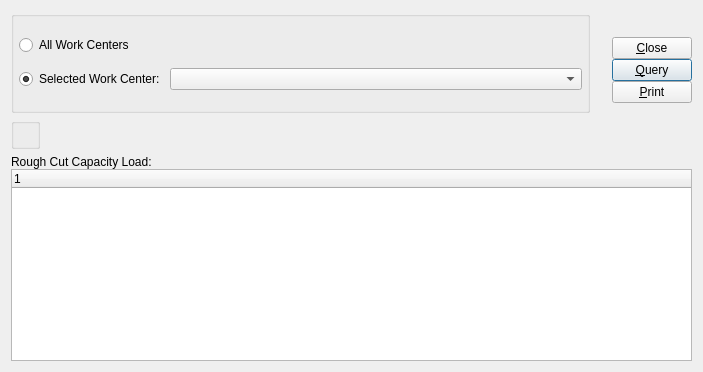
Old version of the form xtuple/trunk/guiclient/dspRoughCutByWorkCenter.ui in the repository WooodHead/xtuple.
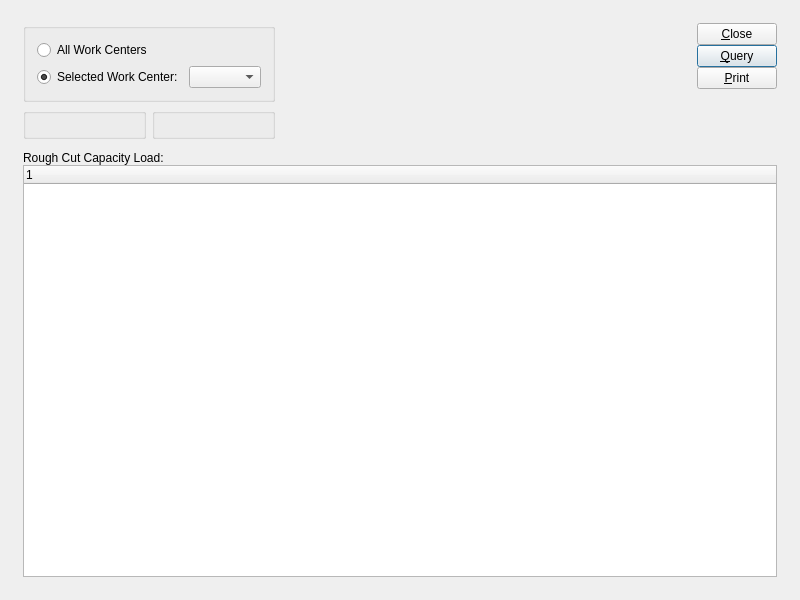
New version of the form. Custom widgets are drawn as their Qt base class.

The edit to the form file:
```diff
--- a/xtuple/trunk/guiclient/dspRoughCutByWorkCenter.ui
+++ b/xtuple/trunk/guiclient/dspRoughCutByWorkCenter.ui
@@ -13,66 +13,40 @@
    <rect>
     <x>0</x>
     <y>0</y>
-    <width>703</width>
-    <height>372</height>
+    <width>800</width>
+    <height>600</height>
    </rect>
   </property>
   <property name="windowTitle" >
    <string>Rough Cut Capacity Plan by Work Center</string>
   </property>
-   <layout class="QVBoxLayout" >
-    <item>
-     <layout class="QHBoxLayout" >
+  <layout class="QGridLayout" name="gridLayout_6" >
+   <item row="0" column="0" >
+    <layout class="QGridLayout" name="gridLayout_5" >
       <property name="margin" >
-       <number>0</number>
+      <number>12</number>
       </property>
       <property name="spacing" >
-       <number>7</number>
-      </property>
+      <number>12</number>
+     </property>
+     <item row="0" column="0" >
+      <layout class="QHBoxLayout" name="horizontalLayout_2" >
       <item>
-       <layout class="QVBoxLayout" >
-        <property name="margin" >
-         <number>0</number>
-        </property>
-        <property name="spacing" >
-         <number>5</number>
-        </property>
-        <item>
-         <layout class="QHBoxLayout" >
-          <property name="margin" >
-           <number>0</number>
-          </property>
-          <property name="spacing" >
-           <number>5</number>
-          </property>
-          <item>
+        <layout class="QGridLayout" name="gridLayout_4" >
+         <item row="0" column="0" colspan="2" >
            <widget class="QGroupBox" name="_workCenterGroup" >
             <property name="title" >
              <string/>
             </property>
-            <layout class="QVBoxLayout" >
-             <property name="margin" >
-              <number>5</number>
-             </property>
-             <property name="spacing" >
-              <number>0</number>
-             </property>
-             <item>
+           <layout class="QGridLayout" name="gridLayout_2" >
+            <item row="0" column="0" colspan="2" >
               <widget class="QRadioButton" name="_allWorkCenters" >
                <property name="text" >
                 <string>All Work Centers</string>
                </property>
               </widget>
              </item>
-             <item>
-              <layout class="QHBoxLayout" >
-               <property name="margin" >
-                <number>0</number>
-               </property>
-               <property name="spacing" >
-                <number>5</number>
-               </property>
-               <item>
+            <item row="1" column="0" >
                 <widget class="QRadioButton" name="_selectedWorkCenter" >
                  <property name="text" >
                   <string>Selected Work Center:</string>
@@ -82,15 +56,15 @@
                  </property>
                 </widget>
                </item>
+            <item row="1" column="1" >
+             <layout class="QHBoxLayout" name="horizontalLayout" >
                <item>
                 <widget class="XComboBox" name="_wrkcnt" >
                  <property name="enabled" >
                   <bool>true</bool>
                  </property>
                  <property name="sizePolicy" >
-                  <sizepolicy>
-                   <hsizetype>7</hsizetype>
-                   <vsizetype>0</vsizetype>
+                 <sizepolicy vsizetype="Fixed" hsizetype="Expanding" >
                    <horstretch>0</horstretch>
                    <verstretch>0</verstretch>
                   </sizepolicy>
@@ -100,31 +74,15 @@
                  </property>
                 </widget>
                </item>
-              </layout>
-             </item>
-            </layout>
-           </widget>
-          </item>
           <item>
-           <layout class="QVBoxLayout" >
-            <property name="margin" >
-             <number>0</number>
-            </property>
-            <property name="spacing" >
-             <number>0</number>
-            </property>
-            <item>
-             <widget class="DateCluster" name="_dates" />
-            </item>
-            <item>
-             <spacer>
+               <spacer name="horizontalSpacer" >
               <property name="orientation" >
-               <enum>Qt::Vertical</enum>
-              </property>
-              <property name="sizeHint" >
+                 <enum>Qt::Horizontal</enum>
+                </property>
+                <property name="sizeHint" stdset="0" >
                <size>
-                <width>10</width>
-                <height>0</height>
+                  <width>0</width>
+                  <height>20</height>
                </size>
               </property>
              </spacer>
@@ -132,55 +90,52 @@
            </layout>
           </item>
          </layout>
-        </item>
-        <item>
-         <layout class="QHBoxLayout" >
-          <property name="margin" >
-           <number>0</number>
-          </property>
-          <property name="spacing" >
-           <number>0</number>
-          </property>
-          <item>
+          </widget>
+         </item>
+         <item row="1" column="0" >
            <widget class="WarehouseGroup" name="_warehouse" >
             <property name="title" >
              <string/>
             </property>
-           </widget>
+           <property name="fixedSize" >
+            <bool>false</bool>
+           </property>
+          </widget>
+         </item>
+         <item row="1" column="1" >
+          <widget class="QGroupBox" name="_dateGroup" >
+           <property name="title" >
+            <string/>
+           </property>
+           <layout class="QGridLayout" name="gridLayout_3" >
+            <item row="0" column="0" >
+             <widget class="DateCluster" name="_dates" />
+            </item>
+           </layout>
+          </widget>
+         </item>
+        </layout>
           </item>
           <item>
-           <spacer>
+        <spacer name="horizontalSpacer_2" >
             <property name="orientation" >
              <enum>Qt::Horizontal</enum>
             </property>
-            <property name="sizeType" >
-             <enum>QSizePolicy::Expanding</enum>
-            </property>
-            <property name="sizeHint" >
+         <property name="sizeHint" stdset="0" >
              <size>
-              <width>419</width>
+           <width>0</width>
               <height>20</height>
              </size>
             </property>
            </spacer>
           </item>
-         </layout>
-        </item>
-       </layout>
-      </item>
       <item>
        <layout class="QVBoxLayout" >
-        <property name="margin" >
-         <number>0</number>
-        </property>
         <property name="spacing" >
          <number>0</number>
         </property>
         <item>
          <layout class="QVBoxLayout" >
-          <property name="margin" >
-           <number>0</number>
-          </property>
           <property name="spacing" >
            <number>0</number>
           </property>
@@ -225,12 +180,12 @@
            <enum>Qt::Vertical</enum>
           </property>
           <property name="sizeType" >
-           <enum>QSizePolicy::Minimum</enum>
-          </property>
-          <property name="sizeHint" >
+            <enum>QSizePolicy::Expanding</enum>
+           </property>
+           <property name="sizeHint" stdset="0" >
            <size>
             <width>20</width>
-            <height>20</height>
+             <height>0</height>
            </size>
           </property>
          </spacer>
@@ -239,11 +194,26 @@
       </item>
      </layout>
     </item>
-    <item>
-     <layout class="QVBoxLayout" >
+     <item row="1" column="0" >
+      <widget class="QFrame" name="_frame" >
+       <property name="sizePolicy" >
+        <sizepolicy vsizetype="Expanding" hsizetype="Preferred" >
+         <horstretch>0</horstretch>
+         <verstretch>1</verstretch>
+        </sizepolicy>
+       </property>
+       <property name="frameShape" >
+        <enum>QFrame::NoFrame</enum>
+       </property>
+       <property name="frameShadow" >
+        <enum>QFrame::Raised</enum>
+       </property>
+       <layout class="QGridLayout" name="gridLayout" >
       <property name="margin" >
        <number>0</number>
       </property>
+        <item row="0" column="0" >
+         <layout class="QVBoxLayout" >
       <property name="spacing" >
        <number>0</number>
       </property>
@@ -261,29 +231,34 @@
     </item>
    </layout>
  </widget>
+     </item>
+    </layout>
+   </item>
+  </layout>
+ </widget>
  <layoutdefault spacing="6" margin="11" />
  <pixmapfunction>qPixmapFromMimeSource</pixmapfunction>
  <customwidgets>
-  <customwidget>
-   <class>WarehouseGroup</class>
-   <extends>QGroupBox</extends>
-   <header>warehousegroup.h</header>
-  </customwidget>
-  <customwidget>
-   <class>XTreeWidget</class>
-   <extends>QTreeWidget</extends>
-   <header>xtreewidget.h</header>
-  </customwidget>
   <customwidget>
    <class>DateCluster</class>
    <extends>QWidget</extends>
    <header>datecluster.h</header>
   </customwidget>
+  <customwidget>
+   <class>WarehouseGroup</class>
+   <extends>QGroupBox</extends>
+   <header>warehousegroup.h</header>
+  </customwidget>
   <customwidget>
    <class>XComboBox</class>
    <extends>QComboBox</extends>
    <header>xcombobox.h</header>
   </customwidget>
+  <customwidget>
+   <class>XTreeWidget</class>
+   <extends>QTreeWidget</extends>
+   <header>xtreewidget.h</header>
+  </customwidget>
  </customwidgets>
  <tabstops>
   <tabstop>_allWorkCenters</tabstop>
```
Left out of the diff: 2 changed lines with no effect on the pictures. Lines whose indentation alone changed are shown as unchanged.
